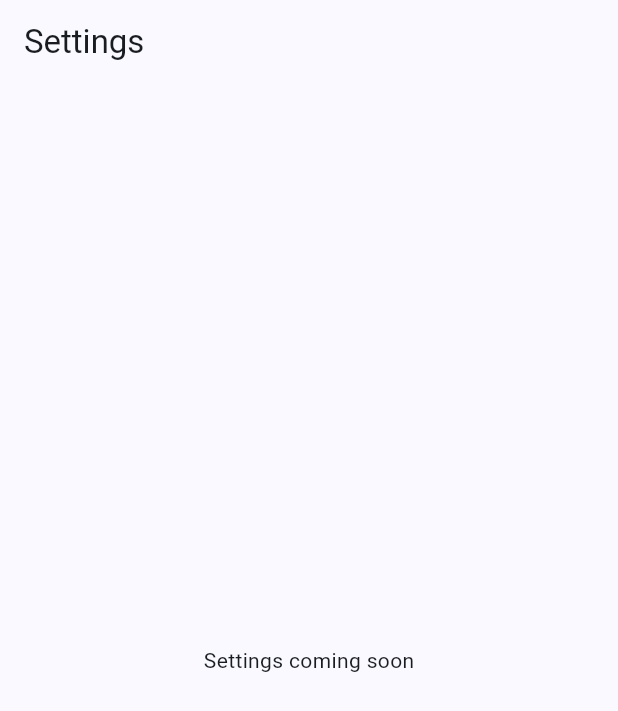
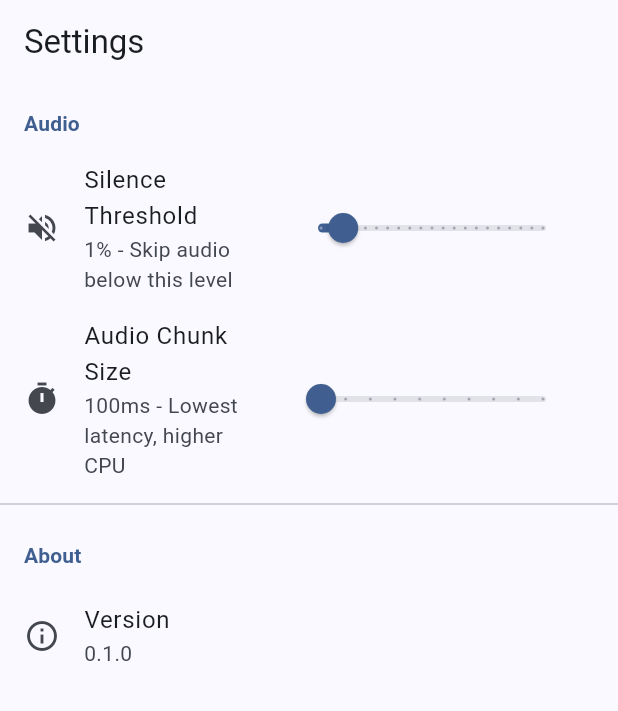
Before and after one commit to varianceenjoyer/Lexicon-Mobile, a Flutter app: the SettingsScreen screen opened by its route, on a phone screen of 412 x 824 dp. Shown: the top 711 px of the screen. Run offline on Flutter 3.47's test engine with Material 3 defaults, Android fonts, the phone set to English and light mode, and no system bars; our stand-ins replace flutter_riverpod, freezed_annotation, go_router, shared_preferences; missing offline and left inert: dart:ffi, flutter_rust_bridge, record; accounts and stored records are empty; statements that could not run were skipped.

Commit message:
Add settings UI with configurable silence threshold and chunk size
- Add shared_preferences for persistent settings storage
- Create SettingsScreen with sliders for silence threshold (0-10%)
  and audio chunk size (100-1000ms)
- Add SettingsProvider with Riverpod state management
- Wire settings to LexiconFlutterService via updateSettings()
- Add lightweight RMS-based VAD to skip silent audio chunks
- Settings persist across app restarts

Co-Authored-By: Claude Opus 4.5 <noreply@anthropic.com>

```diff
--- a/lib/core/router/app_router.dart
+++ b/lib/core/router/app_router.dart
@@ -5,6 +5,7 @@ import 'package:go_router/go_router.dart';
 import '../../features/chat/screens/chat_screen.dart';
 import '../../features/files/screens/files_screen.dart';
 import '../../features/note/screens/note_screen.dart';
+import '../../features/settings/screens/settings_screen.dart';
 import '../../shared/widgets/app_shell.dart';
 import 'routes.dart';
 
@@ -76,20 +77,3 @@ final appRouterProvider = Provider<GoRouter>((ref) {
     ),
   );
 });
-
-/// Placeholder settings screen - will be implemented later
-class SettingsScreen extends StatelessWidget {
-  const SettingsScreen({super.key});
-
-  @override
-  Widget build(BuildContext context) {
-    return Scaffold(
-      appBar: AppBar(
-        title: const Text('Settings'),
-      ),
-      body: const Center(
-        child: Text('Settings coming soon'),
-      ),
-    );
-  }
-}
--- /dev/null
+++ b/lib/features/settings/screens/settings_screen.dart
@@ -0,0 +1,114 @@
+import 'package:flutter/material.dart';
+import 'package:flutter_riverpod/flutter_riverpod.dart';
+
+import '../../../providers/settings_provider.dart';
+
+/// Settings screen for configuring app preferences.
+class SettingsScreen extends ConsumerWidget {
+  const SettingsScreen({super.key});
+
+  @override
+  Widget build(BuildContext context, WidgetRef ref) {
+    final settings = ref.watch(settingsProvider);
+
+    return Scaffold(
+      appBar: AppBar(
+        title: const Text('Settings'),
+      ),
+      body: ListView(
+        children: [
+          _buildSectionHeader(context, 'Audio'),
+          _buildSilenceThresholdTile(context, ref, settings),
+          _buildChunkSizeTile(context, ref, settings),
+          const Divider(),
+          _buildSectionHeader(context, 'About'),
+          const ListTile(
+            leading: Icon(Icons.info_outline),
+            title: Text('Version'),
+            subtitle: Text('0.1.0'),
+          ),
+        ],
+      ),
+    );
+  }
+
+  Widget _buildSectionHeader(BuildContext context, String title) {
+    return Padding(
+      padding: const EdgeInsets.fromLTRB(16, 16, 16, 8),
+      child: Text(
+        title,
+        style: Theme.of(context).textTheme.titleSmall?.copyWith(
+              color: Theme.of(context).colorScheme.primary,
+              fontWeight: FontWeight.bold,
+            ),
+      ),
+    );
+  }
+
+  Widget _buildSilenceThresholdTile(
+    BuildContext context,
+    WidgetRef ref,
+    SettingsState settings,
+  ) {
+    // Convert threshold to percentage for display (0.01 = 1%)
+    final percentage = (settings.silenceThreshold * 100).round();
+
+    return ListTile(
+      leading: const Icon(Icons.volume_off),
+      title: const Text('Silence Threshold'),
+      subtitle: Text(
+        percentage == 0
+            ? 'Disabled (process all audio)'
+            : '$percentage% - Skip audio below this level',
+      ),
+      trailing: SizedBox(
+        width: 200,
+        child: Slider(
+          value: settings.silenceThreshold,
+          min: 0.0,
+          max: 0.1,
+          divisions: 20,
+          label: percentage == 0 ? 'Off' : '$percentage%',
+          onChanged: (value) {
+            ref.read(settingsProvider.notifier).setSilenceThreshold(value);
+          },
+        ),
+      ),
+    );
+  }
+
+  Widget _buildChunkSizeTile(
+    BuildContext context,
+    WidgetRef ref,
+    SettingsState settings,
+  ) {
+    return ListTile(
+      leading: const Icon(Icons.timer),
+      title: const Text('Audio Chunk Size'),
+      subtitle: Text(
+        '${settings.chunkSizeMs}ms - ${_chunkSizeDescription(settings.chunkSizeMs)}',
+      ),
+      trailing: SizedBox(
+        width: 200,
+        child: Slider(
+          value: settings.chunkSizeMs.toDouble(),
+          min: 100,
+          max: 1000,
+          divisions: 9,
+          label: '${settings.chunkSizeMs}ms',
+          onChanged: (value) {
+            ref.read(settingsProvider.notifier).setChunkSizeMs(value.round());
+          },
+        ),
+      ),
+    );
+  }
+
+  String _chunkSizeDescription(int ms) {
+    if (ms <= 100) return 'Lowest latency, higher CPU';
+    if (ms <= 300) return 'Low latency';
+    if (ms <= 500) return 'Balanced';
+    if (ms <= 700) return 'Better accuracy';
+    return 'Best accuracy, higher latency';
+  }
+}
--- /dev/null
+++ b/lib/providers/settings_provider.dart
@@ -0,0 +1,80 @@
+import 'package:flutter_riverpod/flutter_riverpod.dart';
+import 'package:shared_preferences/shared_preferences.dart';
+
+/// Application settings state.
+class SettingsState {
+  /// Silence threshold for VAD (0.0 - 1.0).
+  /// Audio below this RMS level is considered silence and skipped.
+  final double silenceThreshold;
+
+  /// Minimum audio chunk size in milliseconds.
+  final int chunkSizeMs;
+
+  const SettingsState({
+    this.silenceThreshold = 0.01,
+    this.chunkSizeMs = 100,
+  });
+
+  SettingsState copyWith({
+    double? silenceThreshold,
+    int? chunkSizeMs,
+  }) {
+    return SettingsState(
+      silenceThreshold: silenceThreshold ?? this.silenceThreshold,
+      chunkSizeMs: chunkSizeMs ?? this.chunkSizeMs,
+    );
+  }
+}
+
+/// Settings state notifier with persistence.
+class SettingsNotifier extends StateNotifier<SettingsState> {
+  static const _keySilenceThreshold = 'silence_threshold';
+  static const _keyChunkSizeMs = 'chunk_size_ms';
+
+  SharedPreferences? _prefs;
+
+  SettingsNotifier() : super(const SettingsState()) {
+    _loadSettings();
+  }
+
+  Future<void> _loadSettings() async {
+    _prefs = await SharedPreferences.getInstance();
+
+    final silenceThreshold = _prefs?.getDouble(_keySilenceThreshold) ?? 0.01;
+    final chunkSizeMs = _prefs?.getInt(_keyChunkSizeMs) ?? 100;
+
+    state = SettingsState(
+      silenceThreshold: silenceThreshold,
+      chunkSizeMs: chunkSizeMs,
+    );
+  }
+
+  Future<void> setSilenceThreshold(double value) async {
+    // Clamp to valid range
+    final clamped = value.clamp(0.0, 0.1);
+    state = state.copyWith(silenceThreshold: clamped);
+    await _prefs?.setDouble(_keySilenceThreshold, clamped);
+  }
+
+  Future<void> setChunkSizeMs(int value) async {
+    // Clamp to valid range (100ms - 1000ms)
+    final clamped = value.clamp(100, 1000);
+    state = state.copyWith(chunkSizeMs: clamped);
+    await _prefs?.setInt(_keyChunkSizeMs, clamped);
+  }
+}
+
+/// Provider for application settings.
+final settingsProvider = StateNotifierProvider<SettingsNotifier, SettingsState>(
+  (ref) => SettingsNotifier(),
+);
+
+/// Provider for silence threshold.
+final silenceThresholdProvider = Provider<double>((ref) {
+  return ref.watch(settingsProvider).silenceThreshold;
+});
+
+/// Provider for chunk size in milliseconds.
+final chunkSizeMsProvider = Provider<int>((ref) {
+  return ref.watch(settingsProvider).chunkSizeMs;
+});
--- a/lib/services/lexicon_core_service.dart
+++ b/lib/services/lexicon_core_service.dart
@@ -54,6 +54,9 @@ abstract class LexiconCoreService {
 
   /// Search transcriptions using full-text search.
   Future<List<SearchResult>> searchTranscriptions(String query);
+
+  /// Update audio processing settings.
+  void updateSettings({double? silenceThreshold, int? chunkSizeMs});
 }
 
 /// Session identifier
--- a/lib/services/mocks/lexicon_core_service_mock.dart
+++ b/lib/services/mocks/lexicon_core_service_mock.dart
@@ -289,6 +289,11 @@ class LexiconCoreServiceMock implements LexiconCoreService {
     return results;
   }
 
+  @override
+  void updateSettings({double? silenceThreshold, int? chunkSizeMs}) {
+    // Mock doesn't need to do anything with settings
+  }
+
   Future<void> _simulateDelay() async {
     await Future.delayed(const Duration(milliseconds: 100));
   }
--- a/pubspec.yaml
+++ b/pubspec.yaml
@@ -35,6 +35,7 @@ dependencies:
 
   # Utilities
   equatable: ^2.0.5
+  shared_preferences: ^2.2.0
   freezed_annotation: ^2.4.0
   json_annotation: ^4.8.0
   uuid: ^4.2.0
```
Also changed, not shown: lib/providers/service_providers.dart (+10 -1 lines), lib/services/lexicon_flutter_service.dart (+46 -1 lines).
